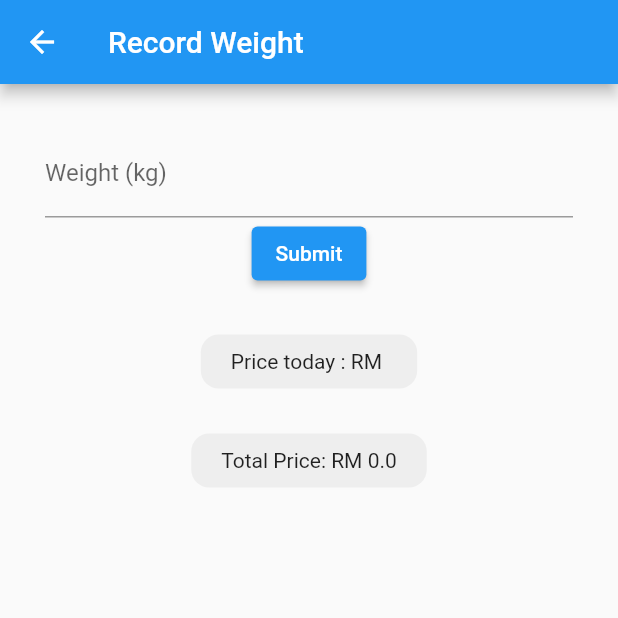
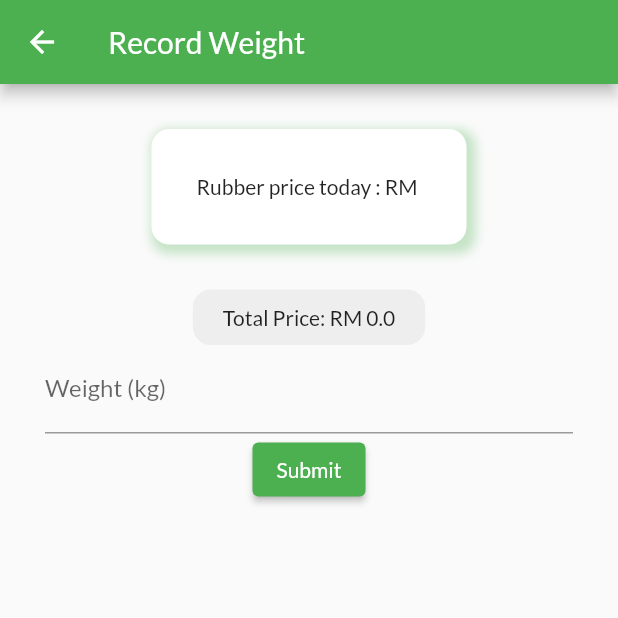
Before and after one commit to hakidon/Rubinfo_alpha, a Flutter app: the screen it shows once a user with an empty profile is signed in, after a tap on "Record Weight", on a phone screen of 412 x 824 dp, the top half of it. Run offline on Flutter 3.47's test engine with Material 2 defaults, Android fonts, the phone set to English and light mode, and no system bars; our stand-ins replace email_validator, firebase_auth, firebase_core, firebase_database, fl_chart, google_fonts; accounts and stored records are empty.

Commit message:
changed app theme font & color

```diff
--- a/lib/Screens/display_record.dart
+++ b/lib/Screens/display_record.dart
@@ -14,6 +14,7 @@ class _DisplayRecordState extends State<DisplayRecord> {
   Widget build(BuildContext context) {
     return Scaffold(
       appBar: AppBar(
+        backgroundColor: Theme.of(context).primaryColor,
         title: Text('Display Record'),
       ),
       body: StreamBuilder<dynamic>(
--- a/lib/Screens/prediction_page.dart
+++ b/lib/Screens/prediction_page.dart
@@ -122,7 +122,7 @@ class _PredictionState extends State<Prediction> {
       return Scaffold(
         backgroundColor: Colors.white,
         appBar: AppBar(
-          backgroundColor: Colors.blue,
+          backgroundColor: Theme.of(context).primaryColor,
           centerTitle: true,
           title: Text(
             'Rubinfo alpha',
--- a/lib/Screens/record_weight.dart
+++ b/lib/Screens/record_weight.dart
@@ -110,13 +110,46 @@ class _RecordWeightState extends State<RecordWeight> {
     return Scaffold(
       appBar: AppBar(
         title: Text('Record Weight'),
+        backgroundColor: Theme.of(context).primaryColor,
       ),
-      body: Padding(
+      body: SingleChildScrollView(
+        child: Padding(
           padding: const EdgeInsets.all(30),
           child: Form(
             key: _formKey,
             child: Column(
+              mainAxisAlignment: MainAxisAlignment.center,
+              crossAxisAlignment: CrossAxisAlignment.center,
               children: [
+                // Price today container
+                Container(
+                  child: Text("Rubber price today : RM $_price_today"),
+                  padding: EdgeInsets.symmetric(horizontal: 30, vertical: 30),
+                  decoration: BoxDecoration(
+                      borderRadius: BorderRadius.circular(12),
+                      color: Colors.white,
+                      boxShadow: [
+                        BoxShadow(
+                          color: Colors.green.withOpacity(0.3),
+                          spreadRadius: 3,
+                          blurRadius: 5,
+                          offset: Offset(3, 3),
+                        )
+                      ]),
+                ),
+
+                SizedBox(
+                  height: 30,
+                ),
+                // Total Price
+                Container(
+                  child: Text("Total Price: RM $totalPrice"),
+                  padding: EdgeInsets.symmetric(horizontal: 20, vertical: 10),
+                  decoration: BoxDecoration(
+                    borderRadius: BorderRadius.circular(12),
+                    color: Colors.grey[200],
+                  ),
+                ),
                 TextFormField(
                   onChanged: (value) => setState(() {
                     weight = double.parse(value);
@@ -147,29 +180,8 @@ class _RecordWeightState extends State<RecordWeight> {
                 SizedBox(
                   height: 30,
                 ),
-              // Price today container
-              Container(
-                child: Text("Price today : RM $_price_today"),
-                padding: EdgeInsets.symmetric(horizontal: 20, vertical: 10),
-                decoration: BoxDecoration(
-                  borderRadius: BorderRadius.circular(12),
-                  color: Colors.grey[200],
+              ],
             ),
-              ),
-
-              SizedBox(
-                height: 30,
-              ),
-              // Total Price
-              Container(
-                child: Text("Total Price: RM $totalPrice"),
-                padding: EdgeInsets.symmetric(horizontal: 20, vertical: 10),
-                decoration: BoxDecoration(
-                  borderRadius: BorderRadius.circular(12),
-                  color: Colors.grey[200],
-                ),
-              ),
-            ],
           ),
         ),
       ),
--- a/lib/main.dart
+++ b/lib/main.dart
@@ -16,6 +16,11 @@ class MyApp extends StatelessWidget {
   @override
   Widget build(BuildContext context) {
     return MaterialApp(
+        theme: ThemeData(
+          primaryColor: Colors.green,
+          primarySwatch: Colors.green,
+          fontFamily: 'Lato',
+        ),
         debugShowCheckedModeBanner: false,
         home: FutureBuilder(
             future: _fbApp,
```
Also changed, not shown: pubspec.yaml (+6 -11 lines), fonts/Lato-Bold.ttf (added), fonts/Lato-Regular.ttf (added). Lines whose indentation alone changed are shown as unchanged.
